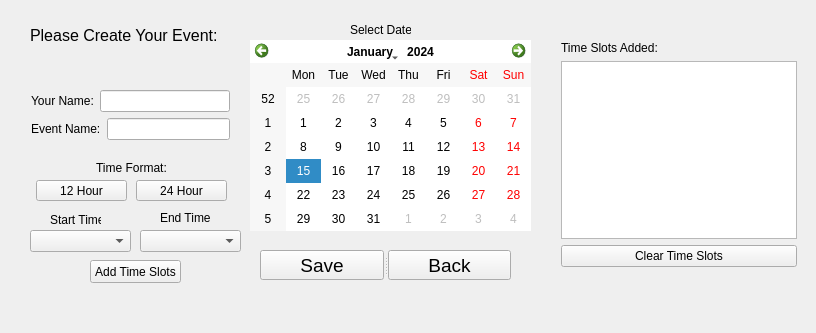
Above: EventPlanner/eventadminmode.ui from lanegramling/EventPlanner_Project before the change. Below: the same form after it.
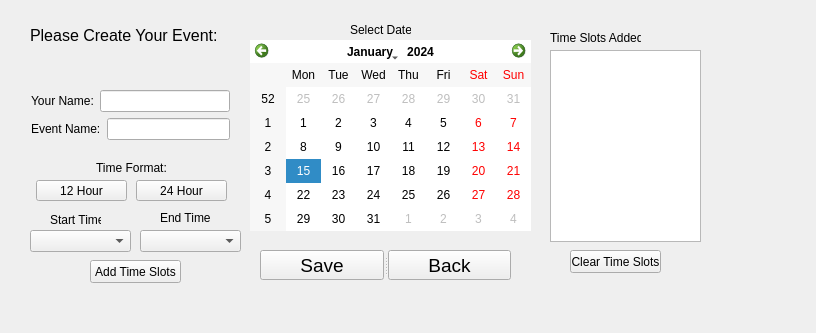
That is the form after the change.

```diff
--- a/EventPlanner/eventadminmode.ui
+++ b/EventPlanner/eventadminmode.ui
@@ -226,6 +226,29 @@
      <string>Time Format:</string>
     </property>
    </widget>
+   <widget class="QListWidget" name="timeSlotsWidget">
+    <property name="geometry">
+     <rect>
+      <x>550</x>
+      <y>50</y>
+      <width>151</width>
+      <height>192</height>
+     </rect>
+    </property>
+   </widget>
+   <widget class="QLabel" name="label_5">
+    <property name="geometry">
+     <rect>
+      <x>550</x>
+      <y>30</y>
+      <width>91</width>
+      <height>16</height>
+     </rect>
+    </property>
+    <property name="text">
+     <string>Time Slots Added:</string>
+    </property>
+   </widget>
    <widget class="QPushButton" name="addTimeSlots">
     <property name="geometry">
      <rect>
@@ -252,28 +275,15 @@
      <string>Select Date</string>
     </property>
    </widget>
-   <widget class="QWidget" name="">
-    <property name="geometry">
-     <rect>
-      <x>550</x>
-      <y>30</y>
-      <width>258</width>
-      <height>248</height>
-     </rect>
-    </property>
-    <layout class="QVBoxLayout" name="verticalLayout">
-     <item>
-      <widget class="QLabel" name="label_5">
-       <property name="text">
-        <string>Time Slots Added:</string>
-       </property>
-      </widget>
-     </item>
-     <item>
-      <widget class="QListWidget" name="timeSlotsWidget"/>
-     </item>
-     <item>
       <widget class="QPushButton" name="clearTimeSlotsButton">
+    <property name="geometry">
+     <rect>
+      <x>570</x>
+      <y>250</y>
+      <width>91</width>
+      <height>23</height>
+     </rect>
+    </property>
        <property name="styleSheet">
         <string notr="true"/>
        </property>
@@ -294,9 +304,6 @@
         <bool>true</bool>
        </property>
       </widget>
-     </item>
-    </layout>
-   </widget>
   </widget>
   <widget class="QMenuBar" name="menuBar">
    <property name="geometry">
```
Left out of the diff: 4 changed lines with no effect on the pictures. Lines whose indentation alone changed are shown as unchanged.
